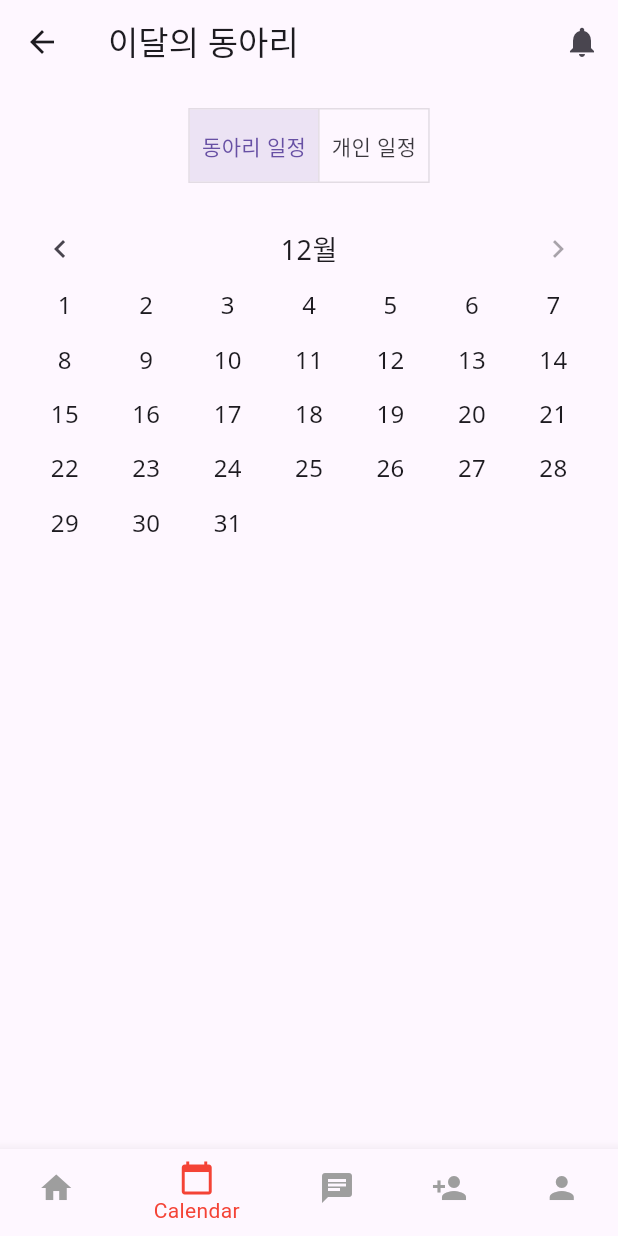
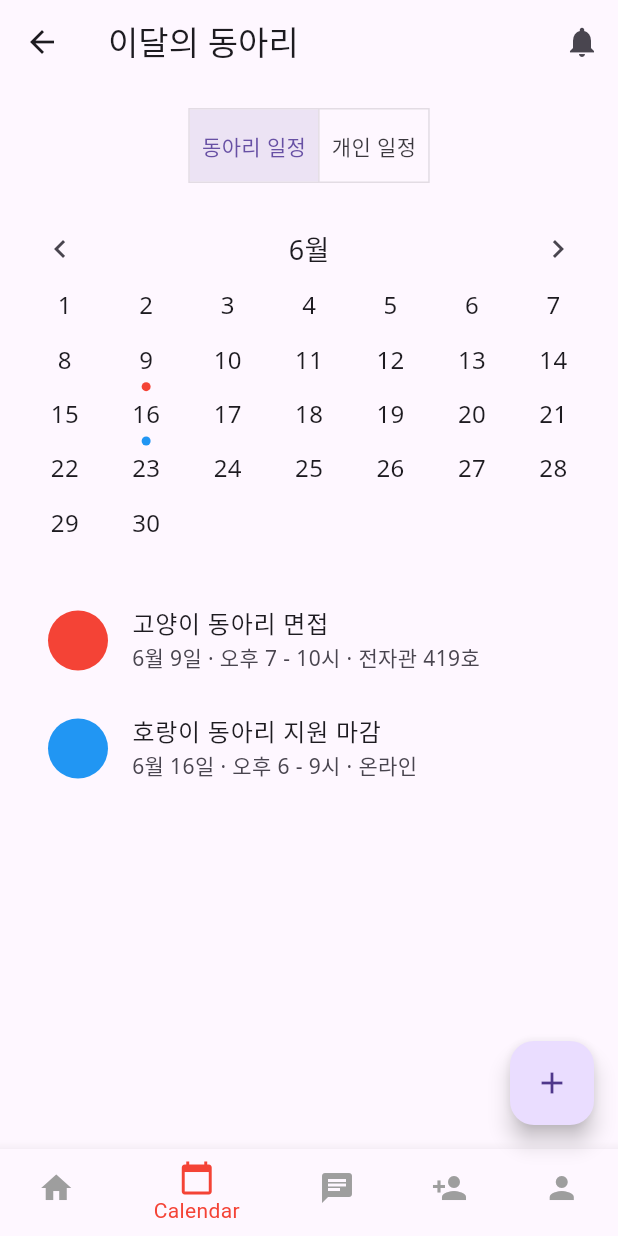
Before and after one commit to ldh6434/ideatone, a Flutter app: the CalendarScreen screen opened by its route, on a phone screen of 412 x 824 dp. Run offline on Flutter 3.47's test engine with Material 3 defaults, Android fonts, the phone set to English and light mode, and no system bars; our stand-ins replace shared_preferences; accounts and stored records are empty.

Commit message:
add calendar

```diff
--- a/lib/screens/calendar_screen.dart
+++ b/lib/screens/calendar_screen.dart
@@ -1,4 +1,5 @@
 import 'package:flutter/material.dart';
+import 'add_event_screen.dart'; // AddEventScreen 파일을 import
 
 class CalendarScreen extends StatefulWidget {
   @override
@@ -6,32 +7,35 @@
 }
 
 class _CalendarScreenState extends State<CalendarScreen> {
-  int _selectedMonth = DateTime
-      .now()
-      .month;
+  int _selectedMonth = DateTime.now().month;
+  bool _isClubCalendarSelected = true;
 
-  final Map<int, List<Map<String, dynamic>>> _events = {
+  final Map<int, List<Map<String, dynamic>>> _clubEvents = {
     1: [],
     2: [],
     3: [],
     4: [],
-    5: [
+    5: [],
+    6: [
       {
         'day': 9,
-        'title': '멋쟁이사자처럼',
+        'title': '고양이 동아리 면접',
         'time': '오후 7 - 10시',
         'location': '전자관 419호',
-        'color': Colors.red
+        'color': Colors.red,
+        'month': 6,
+        'year': 2024,
       },
       {
         'day': 16,
-        'title': 'FC 항공',
+        'title': '호랑이 동아리 지원 마감',
         'time': '오후 6 - 9시',
-        'location': '대운동장',
-        'color': Colors.blue
+        'location': '온라인',
+        'color': Colors.blue,
+        'month': 6,
+        'year': 2024,
       },
     ],
-    6: [],
     7: [],
     8: [],
     9: [],
@@ -40,11 +44,51 @@
     12: [],
   };
 
+  final Map<int, List<Map<String, dynamic>>> _personalEvents = {
+    1: [],
+    2: [],
+    3: [],
+    4: [],
+    5: [],
+    6: [
+      {
+        'day': 20,
+        'title': '동훈이 생일 파티',
+        'time': '오후 7 - 10시',
+        'location': '친구 집',
+        'color': Colors.green,
+        'month': 6,
+        'year': 2024,
+      },
+    ],
+    7: [],
+    8: [],
+    9: [],
+    10: [],
+    11: [],
+    12: [],
+  };
+
+  void _addEvent(Map<String, dynamic> event) {
+    setState(() {
+      if (_isClubCalendarSelected) {
+        if (_clubEvents[event['month']] == null) {
+          _clubEvents[event['month']] = [];
+        }
+        _clubEvents[event['month']]?.add(event);
+      } else {
+        if (_personalEvents[event['month']] == null) {
+          _personalEvents[event['month']] = [];
+        }
+        _personalEvents[event['month']]?.add(event);
+      }
+    });
+  }
+
   @override
   Widget build(BuildContext context) {
-    List<int> eventDays = _events[_selectedMonth]
-        ?.map((e) => e['day'] as int)
-        .toList() ?? [];
+    List<Map<String, dynamic>> selectedEvents = _isClubCalendarSelected ? _clubEvents[_selectedMonth] ?? [] : _personalEvents[_selectedMonth] ?? [];
+    List<int> eventDays = selectedEvents.map((e) => e['day'] as int).toList();
 
     return Scaffold(
       appBar: AppBar(
@@ -61,17 +105,19 @@
               children: <Widget>[
                 Padding(
                   padding: const EdgeInsets.all(8.0),
-                  child: Text(
-                      '동아리 일정', style: TextStyle(fontFamily: 'NotoSans')),
+                  child: Text('동아리 일정', style: TextStyle(fontFamily: 'NotoSans')),
                 ),
                 Padding(
                   padding: const EdgeInsets.all(8.0),
-                  child: Text(
-                      '개인 일정', style: TextStyle(fontFamily: 'NotoSans')),
+                  child: Text('개인 일정', style: TextStyle(fontFamily: 'NotoSans')),
                 ),
               ],
-              isSelected: [true, false],
-              onPressed: (int index) {},
+              isSelected: [_isClubCalendarSelected, !_isClubCalendarSelected],
+              onPressed: (int index) {
+                setState(() {
+                  _isClubCalendarSelected = index == 0;
+                });
+              },
             ),
             SizedBox(height: 20),
             Row(
@@ -104,8 +150,8 @@
                 Color dotColor = Colors.transparent;
 
                 if (isEventDay) {
-                  var event = _events[_selectedMonth]
-                      ?.firstWhere((e) => e['day'] == day,
+                  var event = selectedEvents
+                      .firstWhere((e) => e['day'] == day,
                       orElse: () => {'color': Colors.transparent});
                   dotColor = event?['color'];
                 }
@@ -114,8 +160,7 @@
                   child: Column(
                     mainAxisAlignment: MainAxisAlignment.center,
                     children: [
-                      Text('$day', style: TextStyle(
-                          fontSize: 16, fontFamily: 'NotoSans')),
+                      Text('$day', style: TextStyle(fontSize: 16, fontFamily: 'NotoSans')),
                       SizedBox(height: 4),
                       Container(
                         width: 6,
@@ -133,18 +178,30 @@
             SizedBox(height: 20),
             Expanded(
               child: ListView(
-                children: _events[_selectedMonth]?.map((event) {
+                children: selectedEvents.map((event) {
                   return EventItem(
                     color: event['color'],
                     title: event['title'],
                     time: event['time'],
                     location: event['location'],
+                    date: DateTime(event['year'], event['month'], event['day']), // 날짜 정보 추가
                   );
-                }).toList() ?? [],
+                }).toList(),
               ),
             ),
           ],
         ),
+      ),
+      floatingActionButton: FloatingActionButton(
+        onPressed: () {
+          Navigator.push(
+            context,
+            MaterialPageRoute(
+              builder: (context) => AddEventScreen(onAddEvent: _addEvent),
+            ),
+          );
+        },
+        child: Icon(Icons.add),
       ),
       bottomNavigationBar: BottomNavigationBar(
         currentIndex: 1,
@@ -175,14 +232,20 @@
   }
 }
 
-
 class EventItem extends StatelessWidget {
   final Color color;
   final String title;
   final String time;
   final String location;
+  final DateTime date; // 날짜 필드 추가
 
-  EventItem({required this.color, required this.title, required this.time, required this.location});
+  EventItem({
+    required this.color,
+    required this.title,
+    required this.time,
+    required this.location,
+    required this.date, // 날짜 필드 추가
+  });
 
   @override
   Widget build(BuildContext context) {
@@ -191,7 +254,10 @@
         backgroundColor: color,
       ),
       title: Text(title, style: TextStyle(fontFamily: 'NotoSans')),
-      subtitle: Text('$time · $location', style: TextStyle(fontFamily: 'NotoSans')),
+      subtitle: Text(
+        '${date.month}월 ${date.day}일 · $time · $location', // 날짜 표시 추가
+        style: TextStyle(fontFamily: 'NotoSans'),
+      ),
     );
   }
 }
--- a/lib/screens/friend_add_screen.dart
+++ b/lib/screens/friend_add_screen.dart
@@ -21,9 +21,9 @@
               child: ListView(
                 scrollDirection: Axis.horizontal,
                 children: <Widget>[
-                  FriendItem(name: '이동훈', imagePath: 'assets/images/user1.png'),
+                  FriendItem(name: '이동훈', imagePath: 'assets/images/user1.jpg'),
                   FriendItem(name: '이나경', imagePath: 'assets/images/user2.png'),
-                  FriendItem(name: '박상신', imagePath: 'assets/images/user3.png'),
+                  FriendItem(name: '박상신', imagePath: 'assets/images/user3.jpg'),
                   FriendItem(name: '신윤종', imagePath: 'assets/images/user4.png'),
                   FriendItem(name: '고태훈', imagePath: 'assets/images/user5.png'),
                 ],
--- a/pubspec.yaml
+++ b/pubspec.yaml
@@ -12,7 +12,7 @@
   flutter:
     sdk: flutter
   shared_preferences: ^2.0.6
-
+  intl: ^0.17.0
 
 
 
```
Also changed, not shown: lib/screens/add_event_screen.dart (added, +167 -0 lines), lib/screens/chat_room_screen.dart (+53 -1 lines), assets/images/user1.jpg (added), assets/images/user2.png (added), assets/images/user3.jpg (added), assets/images/user4.png (added), assets/images/user5.png (added), pubspec.lock.
